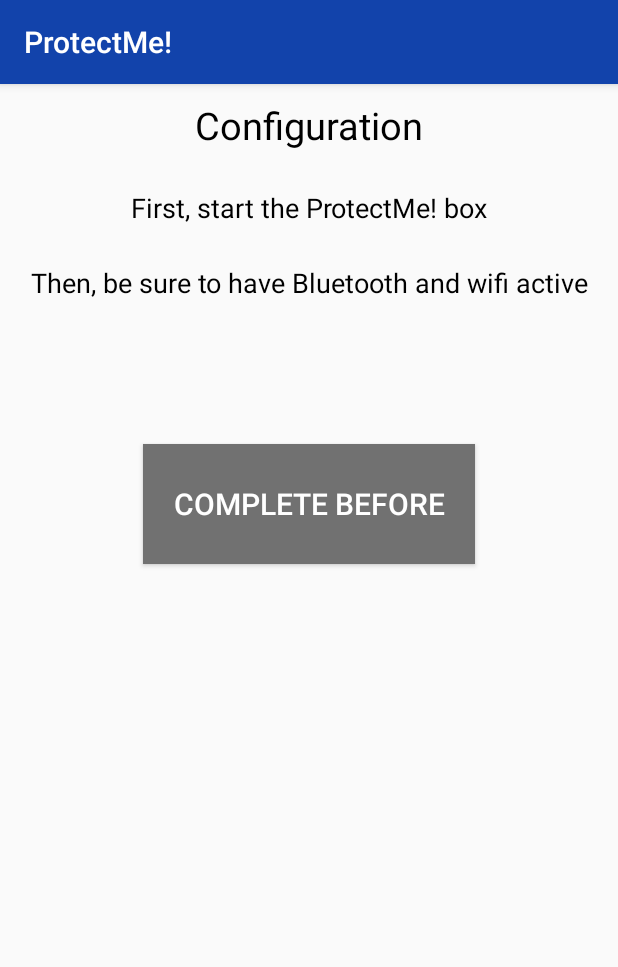
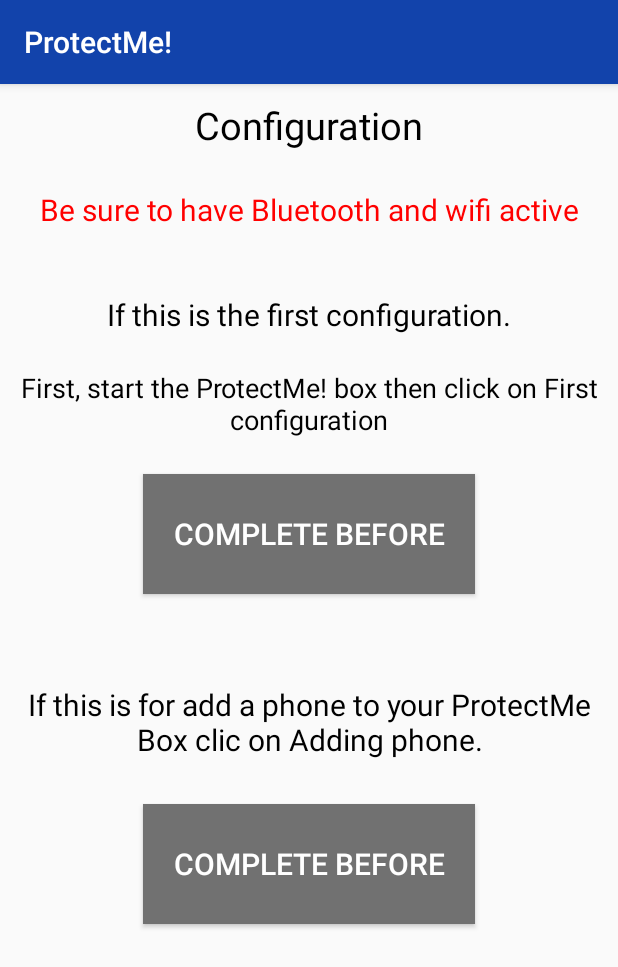
Before and after one commit to yannled/protectMe-android, an Android app: the fragment Config_Fragment shown on its own in the app's theme, on a phone screen of 412 x 824 dp. Shown: the top 967 px of the screen. Run offline under Robolectric (Android 15) with nearby library versions, the phone set to English and light mode, and no system bars.

Commit message:
config wifi + creation ovpn profile ok

```diff
--- a/app/src/main/res/layout/fragment_config.xml
+++ b/app/src/main/res/layout/fragment_config.xml
@@ -16,24 +16,36 @@
         android:textSize="25sp" />
 
     <TextView
+        android:id="@+id/activeBlue_config"
+        android:textColor="#FF0000"
+        android:layout_width="match_parent"
+        android:layout_height="match_parent"
+        android:layout_marginTop="70dp"
+        android:text="@string/connect_Bluetooth_config"
+        android:gravity="center_horizontal"
+        android:textSize="20sp"/>
+
+    <TextView
+        android:id="@+id/activeBox_firstconfig"
+        android:textColor="#000"
+        android:layout_width="match_parent"
+        android:layout_height="match_parent"
+        android:layout_marginTop="140dp"
+        android:text="@string/only_first_config"
+        android:gravity="center_horizontal"
+        android:textSize="20sp" />
+
+    <TextView
         android:id="@+id/activeBox_config"
         android:textColor="#000"
         android:layout_width="match_parent"
         android:layout_height="match_parent"
-        android:layout_marginTop="70dp"
+        android:layout_marginTop="190dp"
         android:text="@string/active_box_config"
         android:gravity="center_horizontal"
         android:textSize="18sp" />
 
-    <TextView
-        android:id="@+id/activeBlue_config"
-        android:textColor="#000"
-        android:layout_width="match_parent"
-        android:layout_height="match_parent"
-        android:layout_marginTop="120dp"
-        android:text="@string/connect_Bluetooth_config"
-        android:gravity="center_horizontal"
-        android:textSize="18sp"/>
+
 
     <Button
         android:id="@+id/button_config"
@@ -44,7 +56,30 @@
         android:padding="20dp"
         android:layout_width="wrap_content"
         android:layout_gravity="center_horizontal"
-        android:layout_marginTop="240dp"
+        android:layout_marginTop="260dp"
+        android:layout_height="80dp"
+        android:text="@string/wait_config"/>
+
+    <TextView
+        android:id="@+id/activeBox_addPhone"
+        android:textColor="#000"
+        android:layout_width="match_parent"
+        android:layout_height="match_parent"
+        android:layout_marginTop="400dp"
+        android:text="@string/add_Phone_config"
+        android:gravity="center_horizontal"
+        android:textSize="20sp" />
+
+    <Button
+        android:id="@+id/button_addPhone"
+        android:textColor="#fff"
+        android:clickable="false"
+        android:textSize="20sp"
+        android:background="@color/disable"
+        android:padding="20dp"
+        android:layout_width="wrap_content"
+        android:layout_gravity="center_horizontal"
+        android:layout_marginTop="480dp"
         android:layout_height="80dp"
         android:text="@string/wait_config"/>
 
--- a/app/src/main/res/values/strings.xml
+++ b/app/src/main/res/values/strings.xml
@@ -7,7 +7,8 @@
     <string name="nav_header_desc">Navigation header</string>
     <string name="action_settings">Settings</string>
     <string name="navigation_VPN">VPN</string>
-    <string name="navigation_Configuration">Configuration</string>
+    <string name="navigation_Configuration">Box Configuration</string>
+    <string name="navigation_Add_Box">Add VPN</string>
     <string name="navigation_Update">Update</string>
     <string name="navigation_List">List</string>
 
@@ -33,10 +34,13 @@
 
     <!-- Configuration view -->
     <string name="hello_Config">Configuration</string>
-    <string name="active_box_config">First, start the ProtectMe! box</string>s
-    <string name="connect_Bluetooth_config">Then, be sure to have Bluetooth and wifi active</string>
+    <string name="active_box_config">First, start the ProtectMe! box then click on "First configuration"</string>
+    <string name="only_first_config">If this is the first configuration.</string>
+    <string name="add_Phone_config">If this is for add a phone to your ProtectMe Box clic on "Adding phone".</string>
+    <string name="connect_Bluetooth_config">Be sure to have Bluetooth and wifi active</string>
     <string name="start_config">Start configuration</string>
-    <string name="begin_config">Begin configuration</string>
+    <string name="begin_config">First configuration</string>
+    <string name="begin_addPhone">Adding phone</string>
     <string name="next_config">Next step</string>
     <string name="wait_config">Complete before</string>
     <string name="no_Bluetooth_config">You can\'t active Bluetooth</string>
```
Also changed, not shown: app/src/main/java/zutt/protectme/Config_Bluetooth_Fragment.kt (+6 -15 lines), app/src/main/java/zutt/protectme/Config_Fragment.kt (+34 -0 lines), app/src/main/java/zutt/protectme/Config_Wifi_Fragment.kt (+0 -10 lines), app/src/main/java/zutt/protectme/FileManager.kt (+11 -0 lines).
